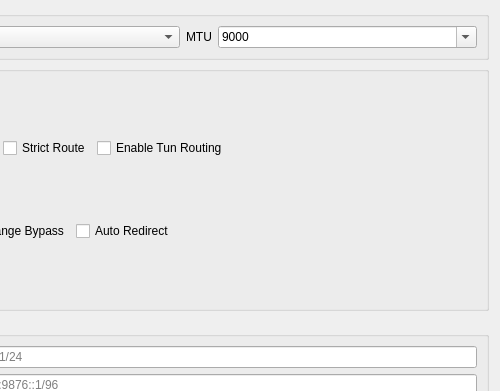
Qt form include/ui/setting/dialog_vpn_settings.ui (0-Kutya-0/Throne) before a commit; both pictures show x 140 to 640 and y 0 to 391 of the 640 by 600 pixel window.
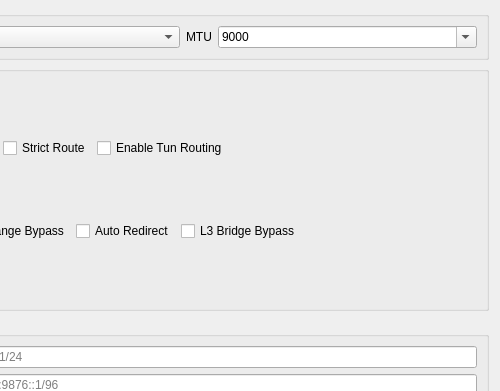
The same form after that commit.

Commit message: add l3 bridge support

The edit to the form file:
```diff
--- a/include/ui/setting/dialog_vpn_settings.ui
+++ b/include/ui/setting/dialog_vpn_settings.ui
@@ -142,6 +142,16 @@
           </property>
          </widget>
         </item>
+        <item>
+         <widget class="QCheckBox" name="l3_bridge">
+          <property name="toolTip">
+           <string>&lt;html&gt;&lt;head/&gt;&lt;body&gt;&lt;p&gt;Forwards bypassed traffic straight out of the network interface instead of rebuilding it as a new connection, which is faster and keeps NAT intact for games and P2P. Applies to UDP and ICMP only; TCP still needs to be sniffed and keeps taking the normal direct path.&lt;/p&gt;&lt;/body&gt;&lt;/html&gt;</string>
+          </property>
+          <property name="text">
+           <string>L3 Bridge Bypass</string>
+          </property>
+         </widget>
+        </item>
         <item>
          <spacer name="checksRow2Spacer">
           <property name="orientation">
```
The commit also changes 4 other files.
